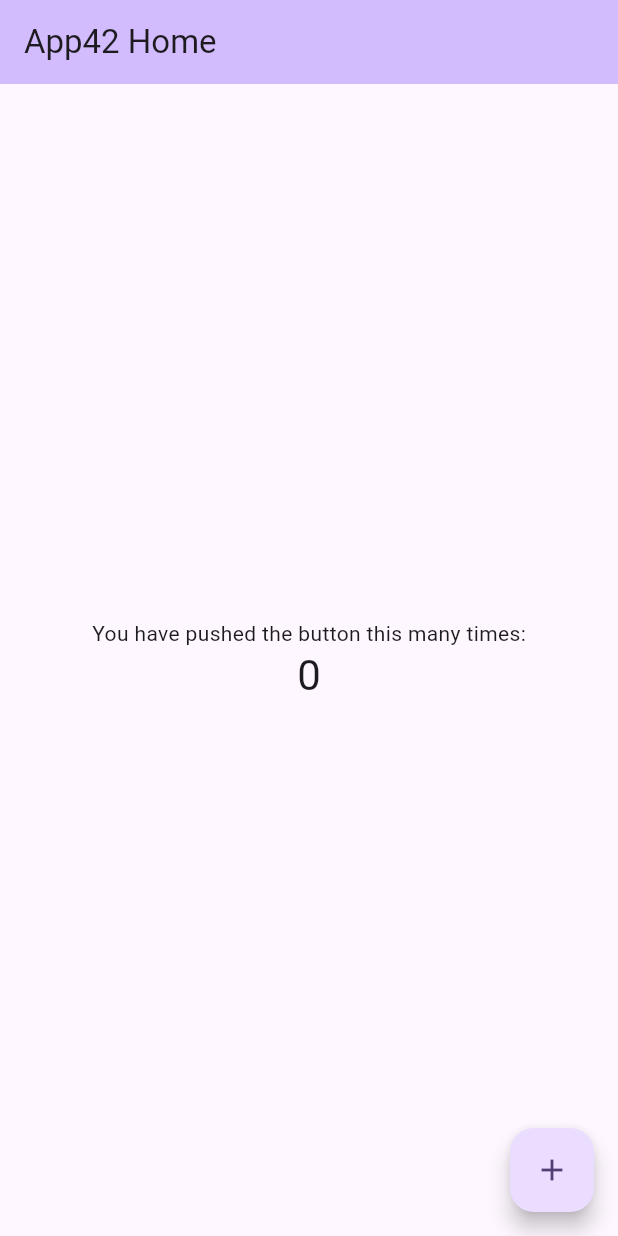
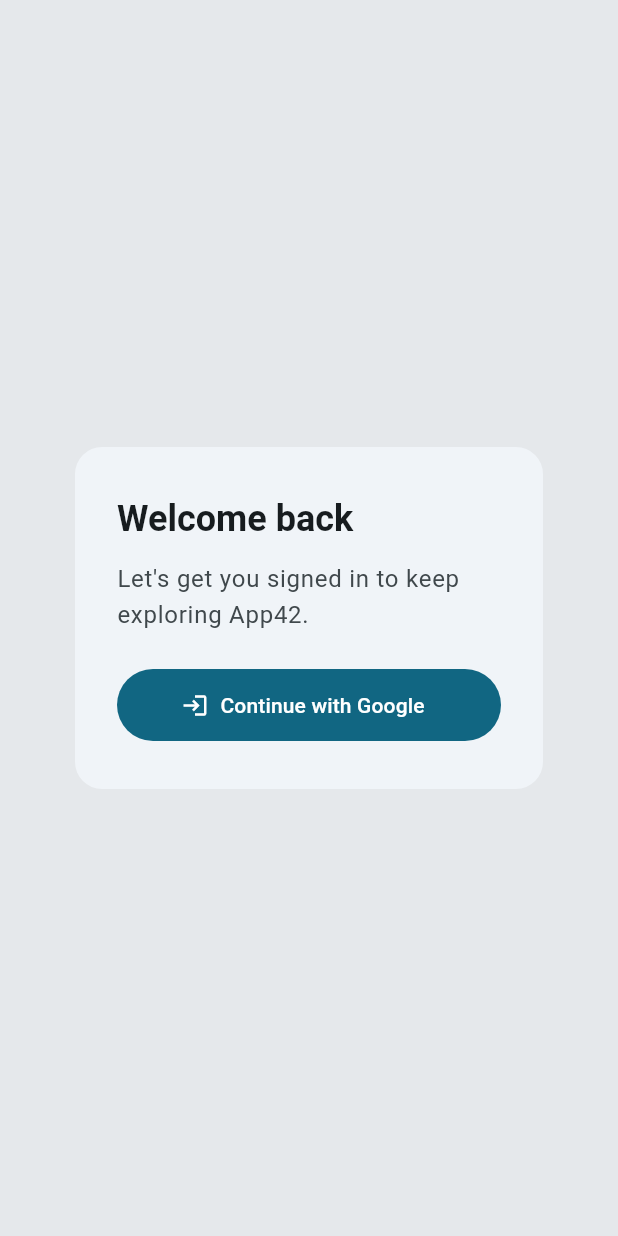
Before and after one commit to app42-social/app42, a Flutter app: the screen it shows after launch, on a phone screen of 412 x 824 dp. Run offline on Flutter 3.47's test engine with Material 3 defaults, Android fonts, the phone set to English and light mode, and no system bars.

Commit message:
initial login screen

```diff
--- a/app42/lib/main.dart
+++ b/app42/lib/main.dart
@@ -1,70 +1,120 @@
 import 'package:flutter/material.dart';
 
-void main() {
-  runApp(const MyApp());
+import 'screens/home_screen.dart';
+import 'screens/login_screen.dart';
+import 'services/mock_auth_service.dart';
+
+final MockAuthService _authService = MockAuthService();
+
+Future<void> main() async {
+  WidgetsFlutterBinding.ensureInitialized();
+  await _authService.checkCurrentUser();
+  runApp(MyApp(authService: _authService));
 }
 
 class MyApp extends StatelessWidget {
-  const MyApp({super.key});
+  const MyApp({super.key, required this.authService});
+
+  final MockAuthService authService;
 
   // This widget is the root of your application.
   @override
   Widget build(BuildContext context) {
-    return MaterialApp(
-      title: 'App42',
-      theme: ThemeData(
-        colorScheme: ColorScheme.fromSeed(seedColor: Colors.deepPurple),
-      ),
-      home: const MyHomePage(title: 'App42 Home'),
+    return AnimatedBuilder(
+      animation: authService,
+      builder: (context, _) {
+        final status = authService.status;
+        final Widget home;
+
+        if (status == AuthStatus.authenticated) {
+          home = HomeScreen(
+            userName: authService.currentUserName,
+            onSignOut: authService.signOut,
+          );
+        } else if (status == AuthStatus.unauthenticated) {
+          home = LoginScreen(onLogin: authService.signInWithGoogle);
+        } else {
+          home = const _CheckingAuthScreen();
+        }
+
+        return MaterialApp(
+          title: 'App42',
+          themeMode: ThemeMode.system,
+          theme: _buildSoberTheme(Brightness.light),
+          darkTheme: _buildSoberTheme(Brightness.dark),
+          home: home,
+        );
+      },
     );
   }
 }
 
-class MyHomePage extends StatefulWidget {
-  const MyHomePage({super.key, required this.title});
+ThemeData _buildSoberTheme(Brightness brightness) {
+  final isDark = brightness == Brightness.dark;
+  final baseScheme = ColorScheme.fromSeed(
+    seedColor: Colors.blueGrey,
+    brightness: brightness,
+  );
 
-  final String title;
-
-  @override
-  State<MyHomePage> createState() => _MyHomePageState();
+  return ThemeData(
+    useMaterial3: true,
+    brightness: brightness,
+    colorScheme: baseScheme,
+    scaffoldBackgroundColor:
+        isDark ? const Color(0xFF0F1419) : const Color(0xFFE5E8EB),
+    appBarTheme: AppBarTheme(
+      backgroundColor: isDark ? const Color(0xFF151C22) : const Color(0xFFD2D7DB),
+      foregroundColor: baseScheme.onSurface,
+      elevation: 0,
+      centerTitle: false,
+    ),
+    bottomNavigationBarTheme: BottomNavigationBarThemeData(
+      backgroundColor: isDark ? const Color(0xFF151C22) : const Color(0xFFD2D7DB),
+      selectedItemColor: baseScheme.primary,
+      unselectedItemColor: baseScheme.onSurfaceVariant,
+      showUnselectedLabels: true,
+      type: BottomNavigationBarType.fixed,
+    ),
+    floatingActionButtonTheme: FloatingActionButtonThemeData(
+      backgroundColor: baseScheme.primary,
+      foregroundColor: baseScheme.onPrimary,
+    ),
+    cardColor: isDark ? const Color(0xFF1B232A) : const Color(0xFFF6F7F8),
+    textTheme: ThemeData(brightness: brightness).textTheme.apply(
+          bodyColor: baseScheme.onSurface,
+          displayColor: baseScheme.onSurface,
+        ),
+    iconTheme: IconThemeData(color: baseScheme.onSurfaceVariant),
+    inputDecorationTheme: InputDecorationTheme(
+      filled: true,
+      fillColor: isDark ? const Color(0xFF1A2128) : const Color(0xFFEFF1F3),
+      contentPadding: const EdgeInsets.symmetric(vertical: 14, horizontal: 16),
+      border: OutlineInputBorder(
+        borderRadius: BorderRadius.circular(14),
+        borderSide: BorderSide(color: baseScheme.outlineVariant),
+      ),
+      enabledBorder: OutlineInputBorder(
+        borderRadius: BorderRadius.circular(14),
+        borderSide: BorderSide(color: baseScheme.outlineVariant),
+      ),
+      focusedBorder: OutlineInputBorder(
+        borderRadius: BorderRadius.circular(14),
+        borderSide: BorderSide(color: baseScheme.primary),
+      ),
+    ),
+    visualDensity: VisualDensity.adaptivePlatformDensity,
+  );
 }
 
-class _MyHomePageState extends State<MyHomePage> {
-  int _counter = 0;
-
-  void _incrementCounter() {
-    setState(() {
-      _counter++;
-    });
-  }
+class _CheckingAuthScreen extends StatelessWidget {
+  const _CheckingAuthScreen();
 
   @override
   Widget build(BuildContext context) {
-    return Scaffold(
-      appBar: AppBar(
-        backgroundColor: Theme.of(context).colorScheme.inversePrimary,
-        title: Text(widget.title),
+    return const Scaffold(
+      body: Center(
+        child: CircularProgressIndicator(),
       ),
-
-      body: Center(
-        child: Column(
-          mainAxisAlignment: MainAxisAlignment.center,
-          children: <Widget>[
-            const Text('You have pushed the button this many times:'),
-            Text(
-              '$_counter',
-              style: Theme.of(context).textTheme.headlineMedium,
-            ),
-          ],
-        ),
-      ),
-
-      floatingActionButton: FloatingActionButton(
-        onPressed: _incrementCounter,
-        tooltip: 'Increment',
-        child: const Icon(Icons.add),
-      ),
-
     );
   }
 }
--- /dev/null
+++ b/app42/lib/screens/login_screen.dart
@@ -0,0 +1,93 @@
+import 'package:flutter/material.dart';
+
+class LoginScreen extends StatefulWidget {
+  const LoginScreen({super.key, required this.onLogin});
+
+  final Future<void> Function() onLogin;
+
+  @override
+  State<LoginScreen> createState() => _LoginScreenState();
+}
+
+class _LoginScreenState extends State<LoginScreen> {
+  bool _isLoading = false;
+
+  Future<void> _handleLogin() async {
+    if (_isLoading) return;
+    setState(() => _isLoading = true);
+
+    try {
+      await widget.onLogin();
+    } finally {
+      if (mounted) {
+        setState(() => _isLoading = false);
+      }
+    }
+  }
+
+  @override
+  Widget build(BuildContext context) {
+    final scheme = Theme.of(context).colorScheme;
+
+    return Scaffold(
+      body: Center(
+        child: ConstrainedBox(
+          constraints: const BoxConstraints(maxWidth: 360),
+          child: Card(
+            elevation: 0,
+            shape: RoundedRectangleBorder(
+              borderRadius: BorderRadius.circular(18),
+            ),
+            margin: const EdgeInsets.symmetric(horizontal: 24),
+            child: Padding(
+              padding: const EdgeInsets.symmetric(vertical: 32, horizontal: 28),
+              child: Column(
+                mainAxisSize: MainAxisSize.min,
+                crossAxisAlignment: CrossAxisAlignment.start,
+                children: [
+                  Text(
+                    'Welcome back',
+                    style: Theme.of(context)
+                        .textTheme
+                        .headlineSmall
+                        ?.copyWith(fontWeight: FontWeight.w600),
+                  ),
+                  const SizedBox(height: 12),
+                  Text(
+                    "Let's get you signed in to keep exploring App42.",
+                    style: Theme.of(context)
+                        .textTheme
+                        .bodyLarge
+                        ?.copyWith(color: scheme.onSurfaceVariant),
+                  ),
+                  const SizedBox(height: 24),
+                  FilledButton.icon(
+                    onPressed: _isLoading ? null : _handleLogin,
+                    icon: _isLoading
+                        ? SizedBox(
+                            width: 18,
+                            height: 18,
+                            child: CircularProgressIndicator(
+                              strokeWidth: 2,
+                              valueColor: AlwaysStoppedAnimation<Color>(
+                                scheme.onPrimary,
+                              ),
+                            ),
+                          )
+                        : const Icon(Icons.login),
+                    label: Text(
+                      _isLoading ? 'Signing in…' : 'Continue with Google',
+                    ),
+                    style: FilledButton.styleFrom(
+                      minimumSize: const Size.fromHeight(48),
+                    ),
+                  ),
+                ],
+              ),
+            ),
+          ),
+        ),
+      ),
+    );
+  }
+}
--- /dev/null
+++ b/app42/lib/services/mock_auth_service.dart
@@ -0,0 +1,52 @@
+import 'package:flutter/foundation.dart';
+
+/// Represents the current authentication status of the app.
+enum AuthStatus {
+  /// The app is checking the current user and the state is not yet known.
+  unknown,
+
+  /// No user is currently authenticated.
+  unauthenticated,
+
+  /// A user session is active.
+  authenticated,
+}
+
+/// A very small in-memory implementation that mimics the shape of an
+/// authentication service enough for UI flows.
+///
+/// In real life this would talk to Firebase/Auth0/etc. and persist tokens.
+class MockAuthService extends ChangeNotifier {
+  AuthStatus _status = AuthStatus.unknown;
+  String? _currentUserName;
+
+  AuthStatus get status => _status;
+  String? get currentUserName => _currentUserName;
+
+  /// Simulates checking for a previously logged in user when the app launches.
+  Future<void> checkCurrentUser() async {
+    await Future<void>.delayed(const Duration(milliseconds: 400));
+    _updateUserState(AuthStatus.unauthenticated, null);
+  }
+
+  /// Simulates signing in with Google.
+  Future<void> signInWithGoogle() async {
+    await Future<void>.delayed(const Duration(milliseconds: 500));
+    _updateUserState(AuthStatus.authenticated, 'Taylor Mock');
+  }
+
+  /// Allows the UI to sign out again.
+  Future<void> signOut() async {
+    await Future<void>.delayed(const Duration(milliseconds: 200));
+    _updateUserState(AuthStatus.unauthenticated, null);
+  }
+
+  void _updateUserState(AuthStatus status, String? userName) {
+    if (_status == status && _currentUserName == userName) {
+      return;
+    }
+    _status = status;
+    _currentUserName = userName;
+    notifyListeners();
+  }
+}
```
Also changed, not shown: app42/devbox.json (added, +14 -0 lines), app42/lib/screens/chat_screen.dart (added, +99 -0 lines), app42/lib/screens/home_screen.dart (added, +139 -0 lines), app42/lib/screens/settings_screen.dart (added, +145 -0 lines), template.cform.yaml (added, +52 -0 lines), 3 other files.
